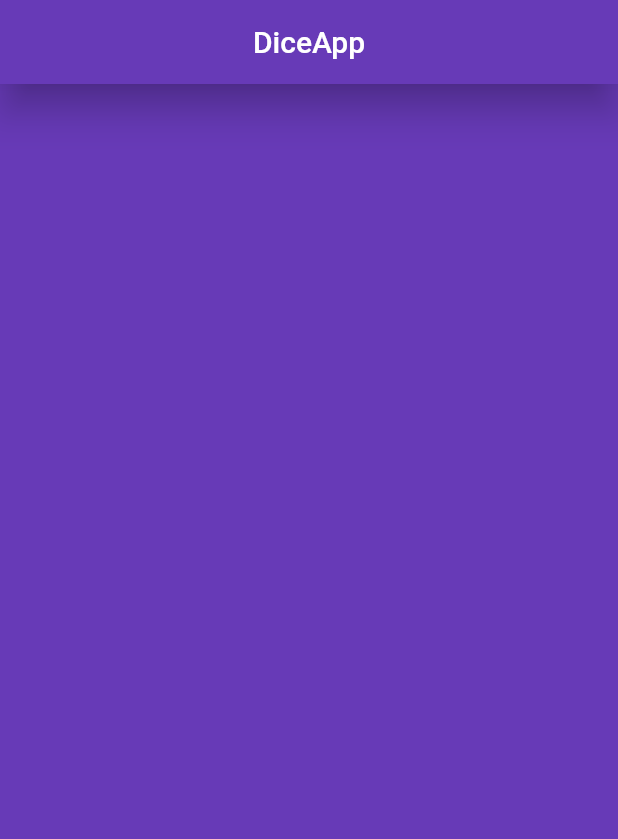
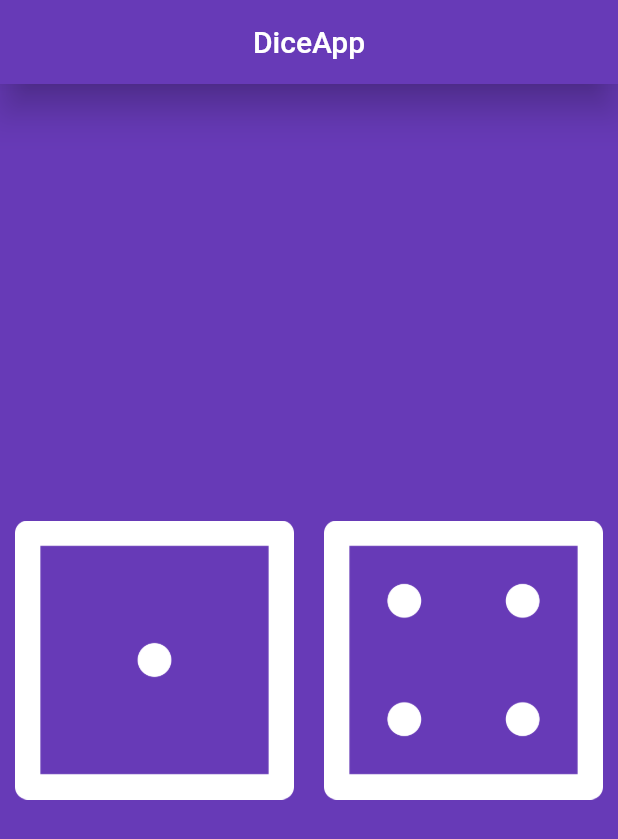
Before and after one commit to Yeralxr/simulacion_de_dados, a Flutter app: the screen it shows after launch, on a phone screen of 412 x 824 dp. Shown: the top 839 px of the screen. Run offline on Flutter 3.47's test engine with Material 2 defaults, Android fonts, the phone set to English and light mode, and no system bars.

Commit message:
version (45%)

```diff
--- a/lib/main.dart
+++ b/lib/main.dart
@@ -30,6 +30,30 @@ class HomePage extends StatelessWidget {
         backgroundColor: Colors.deepPurple,
         elevation: 10.0,
       ),
+      body: Center(
+        child: Row(
+          children: [
+            Expanded(
+              child: Padding(
+                padding: const EdgeInsets.all(10.0),
+                child: Image.asset(
+                  "assets/images/dice1.png",
+                ),
+              ),
+              flex: 1,
+            ),
+            Expanded(
+              child: Padding(
+                padding: const EdgeInsets.all(10.0),
+                child: Image.asset(
+                  "assets/images/dice4.png",
+                ),
+              ),
+              flex: 1,
+            ),
+          ],
+        ),
+      ),
     );
   }
 }
--- a/pubspec.yaml
+++ b/pubspec.yaml
@@ -60,8 +60,8 @@ flutter:
   uses-material-design: true
 
   # To add assets to your application, add an assets section, like this:
-  # assets:
-  #   - images/a_dot_burr.jpeg
+  assets:
+    - assets/images/
   #   - images/a_dot_ham.jpeg
 
   # An image asset can refer to one or more resolution-specific "variants", see
```
Also changed, not shown: assets/images/dice1.png (added), assets/images/dice2.png (added), assets/images/dice3.png (added), assets/images/dice4.png (added), assets/images/dice5.png (added), assets/images/dice6.png (added).
